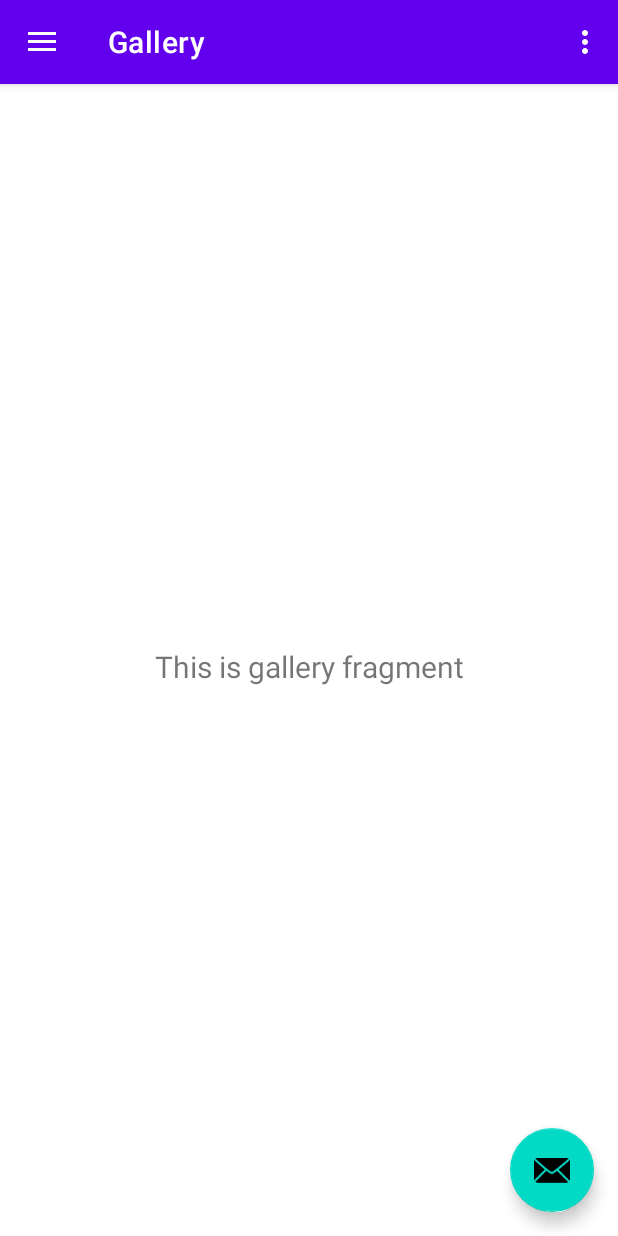
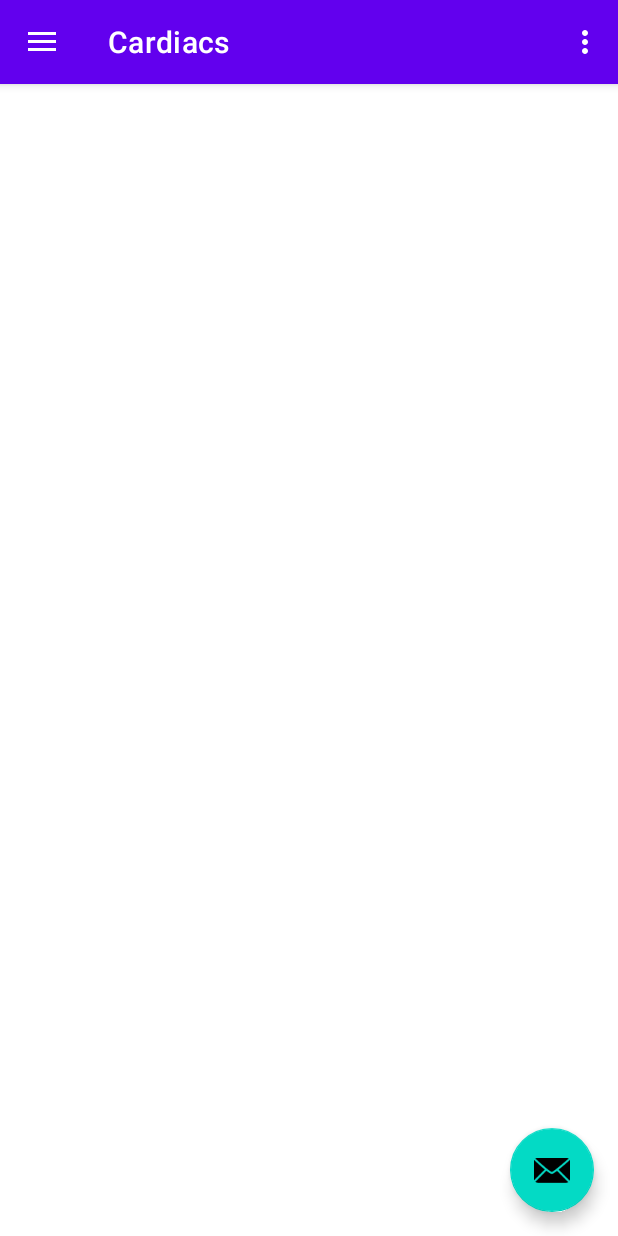
Before and after one commit to afonsecac/cardiacx, an Android app: the screen it shows after launch (MainActivity), in the side drawer, after a tap on "Gallery", on a phone screen of 412 x 824 dp. Run offline under Robolectric (Android 15) with nearby library versions, the phone set to English and light mode, and no system bars; our stand-ins replace navigation-ui.

Commit message:
Creado los paquetes para la distribucion inicial y el activity de BuscarDispositivos

```diff
--- a/app/src/main/AndroidManifest.xml
+++ b/app/src/main/AndroidManifest.xml
@@ -9,6 +9,10 @@
         android:roundIcon="@mipmap/ic_launcher_round"
         android:supportsRtl="true"
         android:theme="@style/Theme.Cardiacs">
+        <activity
+            android:name=".BuscarDispositivosActivity"
+            android:label="@string/title_activity_buscar_dispositivos"
+            android:theme="@style/Theme.Cardiacs.NoActionBar"></activity>
         <activity
             android:name=".MainActivity"
             android:label="@string/app_name"
--- a/app/src/main/java/cu/rayrdguezo/cardiacs/MainActivity.java
+++ b/app/src/main/java/cu/rayrdguezo/cardiacs/MainActivity.java
@@ -1,6 +1,8 @@
 package cu.rayrdguezo.cardiacs;
 
+import android.content.Intent;
 import android.os.Bundle;
+import android.view.MenuItem;
 import android.view.View;
 import android.view.Menu;
 
@@ -8,6 +10,9 @@ import com.google.android.material.floatingactionbutton.FloatingActionButton;
 import com.google.android.material.snackbar.Snackbar;
 import com.google.android.material.navigation.NavigationView;
 
+import androidx.annotation.NonNull;
+import androidx.appcompat.app.ActionBarDrawerToggle;
+import androidx.core.view.GravityCompat;
 import androidx.navigation.NavController;
 import androidx.navigation.Navigation;
 import androidx.navigation.ui.AppBarConfiguration;
@@ -16,7 +21,7 @@ import androidx.drawerlayout.widget.DrawerLayout;
 import androidx.appcompat.app.AppCompatActivity;
 import androidx.appcompat.widget.Toolbar;
 
-public class MainActivity extends AppCompatActivity {
+public class MainActivity extends AppCompatActivity implements NavigationView.OnNavigationItemSelectedListener {
 
     private AppBarConfiguration mAppBarConfiguration;
 
@@ -32,19 +37,20 @@ public class MainActivity extends AppCompatActivity {
             public void onClick(View view) {
                 Snackbar.make(view, "Replace with your own action", Snackbar.LENGTH_LONG)
                         .setAction("Action", null).show();
+
+                Intent i = new Intent(MainActivity.this, BuscarDispositivosActivity.class);
+                startActivity(i);
+
             }
         });
+
         DrawerLayout drawer = findViewById(R.id.drawer_layout);
+        ActionBarDrawerToggle toggle = new ActionBarDrawerToggle(
+                this, drawer, toolbar, R.string.navigation_drawer_open, R.string.navigation_drawer_close);
+        drawer.addDrawerListener(toggle);
+        toggle.syncState();
         NavigationView navigationView = findViewById(R.id.nav_view);
-        // Passing each menu ID as a set of Ids because each
-        // menu should be considered as top level destinations.
-        mAppBarConfiguration = new AppBarConfiguration.Builder(
-                R.id.nav_home, R.id.nav_gallery, R.id.nav_slideshow)
-                .setDrawerLayout(drawer)
-                .build();
-        NavController navController = Navigation.findNavController(this, R.id.nav_host_fragment);
-        NavigationUI.setupActionBarWithNavController(this, navController, mAppBarConfiguration);
-        NavigationUI.setupWithNavController(navigationView, navController);
+        navigationView.setNavigationItemSelectedListener(this);
     }
 
     @Override
@@ -55,9 +61,18 @@ public class MainActivity extends AppCompatActivity {
     }
 
     @Override
-    public boolean onSupportNavigateUp() {
-        NavController navController = Navigation.findNavController(this, R.id.nav_host_fragment);
-        return NavigationUI.navigateUp(navController, mAppBarConfiguration)
-                || super.onSupportNavigateUp();
+    public boolean onNavigationItemSelected(@NonNull MenuItem item) {
+        // Handle navigation view item clicks here.
+        int id = item.getItemId();
+
+
+        if (id == R.id.nav_gallery) {
+            /*Intent intent = new Intent(MainActivity.this,TabsActivity.class);
+            startActivity(intent);*/
+        }
+
+        DrawerLayout drawer = (DrawerLayout) findViewById(R.id.drawer_layout);
+        drawer.closeDrawer(GravityCompat.START);
+        return true;
     }
 }
--- a/app/src/main/res/layout/content_main.xml
+++ b/app/src/main/res/layout/content_main.xml
@@ -7,14 +7,5 @@
     app:layout_behavior="@string/appbar_scrolling_view_behavior"
     tools:showIn="@layout/app_bar_main">
 
-    <fragment
-        android:id="@+id/nav_host_fragment"
-        android:name="androidx.navigation.fragment.NavHostFragment"
-        android:layout_width="match_parent"
-        android:layout_height="match_parent"
-        app:defaultNavHost="true"
-        app:layout_constraintLeft_toLeftOf="parent"
-        app:layout_constraintRight_toRightOf="parent"
-        app:layout_constraintTop_toTopOf="parent"
-        app:navGraph="@navigation/mobile_navigation" />
+
 </androidx.constraintlayout.widget.ConstraintLayout>
```
Also changed, not shown: app/src/main/res/values/strings.xml (+9 -0 lines).
